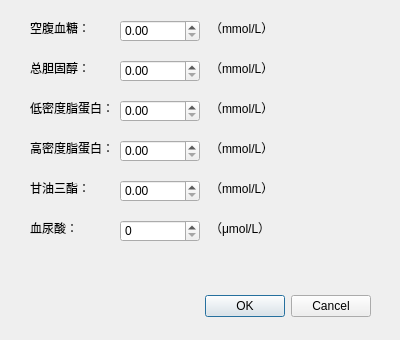
Old version of the form frontend/Forms/labtestredialog.ui in the repository Felis1204/OmniHealth_Profiler.
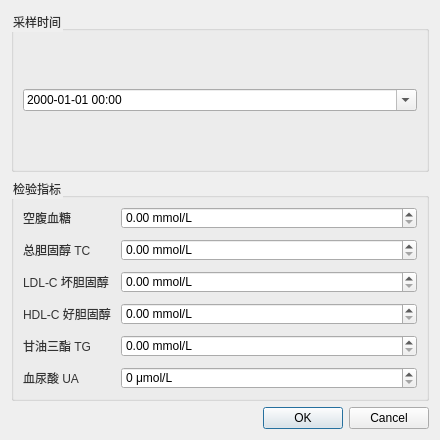
New version of the form.

```diff
--- a/frontend/Forms/labtestredialog.ui
+++ b/frontend/Forms/labtestredialog.ui
@@ -2,285 +2,33 @@
 <ui version="4.0">
  <class>LabTestReDialog</class>
  <widget class="QDialog" name="LabTestReDialog">
-  <property name="geometry">
-   <rect>
-    <x>0</x>
-    <y>0</y>
-    <width>400</width>
-    <height>340</height>
-   </rect>
-  </property>
-  <property name="windowTitle">
-   <string>临床检验记录</string>
-  </property>
-  <widget class="QDialogButtonBox" name="buttonBox">
-   <property name="geometry">
-    <rect>
-     <x>30</x>
-     <y>290</y>
-     <width>341</width>
-     <height>32</height>
-    </rect>
-   </property>
-   <property name="orientation">
-    <enum>Qt::Orientation::Horizontal</enum>
-   </property>
-   <property name="standardButtons">
-    <set>QDialogButtonBox::StandardButton::Cancel|QDialogButtonBox::StandardButton::Ok</set>
-   </property>
-  </widget>
-  <widget class="QLabel" name="label">
-   <property name="geometry">
-    <rect>
-     <x>30</x>
-     <y>20</y>
-     <width>81</width>
-     <height>16</height>
-    </rect>
-   </property>
-   <property name="text">
-    <string>空腹血糖：</string>
-   </property>
-  </widget>
-  <widget class="QDoubleSpinBox" name="fastingGlucoseSpinBox">
-   <property name="geometry">
-    <rect>
-     <x>120</x>
-     <y>20</y>
-     <width>80</width>
-     <height>22</height>
-    </rect>
-   </property>
-   <property name="decimals">
-    <number>2</number>
-   </property>
-   <property name="maximum">
-    <double>100.000000000000000</double>
-   </property>
-  </widget>
-  <widget class="QLabel" name="label_2">
-   <property name="geometry">
-    <rect>
-     <x>210</x>
-     <y>20</y>
-     <width>61</width>
-     <height>16</height>
-    </rect>
-   </property>
-   <property name="text">
-    <string>（mmol/L）</string>
-   </property>
-  </widget>
-  <widget class="QLabel" name="label_3">
-   <property name="geometry">
-    <rect>
-     <x>30</x>
-     <y>60</y>
-     <width>81</width>
-     <height>16</height>
-    </rect>
-   </property>
-   <property name="text">
-    <string>总胆固醇：</string>
-   </property>
-  </widget>
-  <widget class="QDoubleSpinBox" name="totalCholesterolSpinBox">
-   <property name="geometry">
-    <rect>
-     <x>120</x>
-     <y>60</y>
-     <width>80</width>
-     <height>22</height>
-    </rect>
-   </property>
-   <property name="decimals">
-    <number>2</number>
-   </property>
-   <property name="maximum">
-    <double>100.000000000000000</double>
-   </property>
-  </widget>
-  <widget class="QLabel" name="label_4">
-   <property name="geometry">
-    <rect>
-     <x>210</x>
-     <y>60</y>
-     <width>61</width>
-     <height>16</height>
-    </rect>
-   </property>
-   <property name="text">
-    <string>（mmol/L）</string>
-   </property>
-  </widget>
-  <widget class="QLabel" name="label_5">
-   <property name="geometry">
-    <rect>
-     <x>30</x>
-     <y>100</y>
-     <width>81</width>
-     <height>16</height>
-    </rect>
-   </property>
-   <property name="text">
-    <string>低密度脂蛋白：</string>
-   </property>
-  </widget>
-  <widget class="QDoubleSpinBox" name="ldlSpinBox">
-   <property name="geometry">
-    <rect>
-     <x>120</x>
-     <y>100</y>
-     <width>80</width>
-     <height>22</height>
-    </rect>
-   </property>
-   <property name="decimals">
-    <number>2</number>
-   </property>
-   <property name="maximum">
-    <double>100.000000000000000</double>
-   </property>
-  </widget>
-  <widget class="QLabel" name="label_6">
-   <property name="geometry">
-    <rect>
-     <x>210</x>
-     <y>100</y>
-     <width>61</width>
-     <height>16</height>
-    </rect>
-   </property>
-   <property name="text">
-    <string>（mmol/L）</string>
-   </property>
-  </widget>
-  <widget class="QLabel" name="label_7">
-   <property name="geometry">
-    <rect>
-     <x>30</x>
-     <y>140</y>
-     <width>81</width>
-     <height>16</height>
-    </rect>
-   </property>
-   <property name="text">
-    <string>高密度脂蛋白：</string>
-   </property>
-  </widget>
-  <widget class="QDoubleSpinBox" name="hdlSpinBox">
-   <property name="geometry">
-    <rect>
-     <x>120</x>
-     <y>140</y>
-     <width>80</width>
-     <height>22</height>
-    </rect>
-   </property>
-   <property name="decimals">
-    <number>2</number>
-   </property>
-   <property name="maximum">
-    <double>100.000000000000000</double>
-   </property>
-  </widget>
-  <widget class="QLabel" name="label_8">
-   <property name="geometry">
-    <rect>
-     <x>210</x>
-     <y>140</y>
-     <width>61</width>
-     <height>16</height>
-    </rect>
-   </property>
-   <property name="text">
-    <string>（mmol/L）</string>
-   </property>
-  </widget>
-  <widget class="QLabel" name="label_9">
-   <property name="geometry">
-    <rect>
-     <x>30</x>
-     <y>180</y>
-     <width>81</width>
-     <height>16</height>
-    </rect>
-   </property>
-   <property name="text">
-    <string>甘油三酯：</string>
-   </property>
-  </widget>
-  <widget class="QDoubleSpinBox" name="triglyceridesSpinBox">
-   <property name="geometry">
-    <rect>
-     <x>120</x>
-     <y>180</y>
-     <width>80</width>
-     <height>22</height>
-    </rect>
-   </property>
-   <property name="decimals">
-    <number>2</number>
-   </property>
-   <property name="maximum">
-    <double>100.000000000000000</double>
-   </property>
-  </widget>
-  <widget class="QLabel" name="label_10">
-   <property name="geometry">
-    <rect>
-     <x>210</x>
-     <y>180</y>
-     <width>61</width>
-     <height>16</height>
-    </rect>
-   </property>
-   <property name="text">
-    <string>（mmol/L）</string>
-   </property>
-  </widget>
-  <widget class="QLabel" name="label_11">
-   <property name="geometry">
-    <rect>
-     <x>30</x>
-     <y>220</y>
-     <width>81</width>
-     <height>16</height>
-    </rect>
-   </property>
-   <property name="text">
-    <string>血尿酸：</string>
-   </property>
-  </widget>
-  <widget class="QDoubleSpinBox" name="uricAcidSpinBox">
-   <property name="geometry">
-    <rect>
-     <x>120</x>
-     <y>220</y>
-     <width>80</width>
-     <height>22</height>
-    </rect>
-   </property>
-   <property name="decimals">
-    <number>0</number>
-   </property>
-   <property name="maximum">
-    <double>3000.000000000000000</double>
-   </property>
-  </widget>
-  <widget class="QLabel" name="label_12">
-   <property name="geometry">
-    <rect>
-     <x>210</x>
-     <y>220</y>
-     <width>61</width>
-     <height>16</height>
-    </rect>
-   </property>
-   <property name="text">
-    <string>（μmol/L）</string>
-   </property>
-  </widget>
+  <property name="geometry"><rect><x>0</x><y>0</y><width>440</width><height>440</height></rect></property>
+  <property name="windowTitle"><string>临床检验记录</string></property>
+  <property name="minimumSize"><size><width>400</width><height>400</height></size></property>
+  <property name="styleSheet"><string>QLabel { color: #333; } QGroupBox { color: #333; }</string></property>
+  <layout class="QVBoxLayout" name="mainLayout">
+   <item><widget class="QGroupBox" name="timeGroup"><property name="title"><string>采样时间</string></property>
+    <layout class="QHBoxLayout"><item><widget class="QDateTimeEdit" name="dateTimeEdit"><property name="calendarPopup"><bool>true</bool></property><property name="displayFormat"><string>yyyy-MM-dd HH:mm</string></property></widget></item></layout>
+   </widget></item>
+   <item><widget class="QGroupBox" name="dataGroup"><property name="title"><string>检验指标</string></property>
+    <layout class="QFormLayout" name="formLayout">
+     <property name="spacing"><number>10</number></property>
+     <item row="0" column="0"><widget class="QLabel" name="label"><property name="text"><string>空腹血糖</string></property></widget></item>
+     <item row="0" column="1"><widget class="QDoubleSpinBox" name="fastingGlucoseSpinBox"><property name="decimals"><number>2</number></property><property name="maximum"><double>100</double></property><property name="suffix"><string> mmol/L</string></property><property name="toolTip"><string notr="true">留空或为 0 表示不记录此项</string></property><property name="toolTip"><string>正常 3.9-6.1，≥7.0 需排查糖尿病</string></property></widget></item>
+     <item row="1" column="0"><widget class="QLabel" name="label_3"><property name="text"><string>总胆固醇 TC</string></property></widget></item>
+     <item row="1" column="1"><widget class="QDoubleSpinBox" name="totalCholesterolSpinBox"><property name="decimals"><number>2</number></property><property name="maximum"><double>100</double></property><property name="suffix"><string> mmol/L</string></property><property name="toolTip"><string notr="true">留空或为 0 表示不记录此项</string></property><property name="toolTip"><string>理想 &lt;5.2，边缘升高 5.2-6.2</string></property></widget></item>
+     <item row="2" column="0"><widget class="QLabel" name="label_5"><property name="text"><string>LDL-C 坏胆固醇</string></property></widget></item>
+     <item row="2" column="1"><widget class="QDoubleSpinBox" name="ldlSpinBox"><property name="decimals"><number>2</number></property><property name="maximum"><double>100</double></property><property name="suffix"><string> mmol/L</string></property><property name="toolTip"><string notr="true">留空或为 0 表示不记录此项</string></property><property name="toolTip"><string>理想 &lt;3.4，高危人群应 &lt;2.6</string></property></widget></item>
+     <item row="3" column="0"><widget class="QLabel" name="label_7"><property name="text"><string>HDL-C 好胆固醇</string></property></widget></item>
+     <item row="3" column="1"><widget class="QDoubleSpinBox" name="hdlSpinBox"><property name="decimals"><number>2</number></property><property name="maximum"><double>100</double></property><property name="suffix"><string> mmol/L</string></property><property name="toolTip"><string notr="true">留空或为 0 表示不记录此项</string></property><property name="toolTip"><string>男 ≥1.0，女 ≥1.3 为理想</string></property></widget></item>
+     <item row="4" column="0"><widget class="QLabel" name="label_9"><property name="text"><string>甘油三酯 TG</string></property></widget></item>
+     <item row="4" column="1"><widget class="QDoubleSpinBox" name="triglyceridesSpinBox"><property name="decimals"><number>2</number></property><property name="maximum"><double>100</double></property><property name="suffix"><string> mmol/L</string></property><property name="toolTip"><string notr="true">留空或为 0 表示不记录此项</string></property><property name="toolTip"><string>理想 &lt;1.7，升高 ≥1.7</string></property></widget></item>
+     <item row="5" column="0"><widget class="QLabel" name="label_11"><property name="text"><string>血尿酸 UA</string></property></widget></item>
+     <item row="5" column="1"><widget class="QDoubleSpinBox" name="uricAcidSpinBox"><property name="decimals"><number>0</number></property><property name="maximum"><double>3000</double></property><property name="suffix"><string> μmol/L</string></property><property name="toolTip"><string notr="true">留空或为 0 表示不记录此项</string></property><property name="toolTip"><string>男 &lt;420，女 &lt;360 μmol/L</string></property></widget></item>
+    </layout>
+   </widget></item>
+   <item><widget class="QDialogButtonBox" name="buttonBox"><property name="standardButtons"><set>QDialogButtonBox::Ok|QDialogButtonBox::Cancel</set></property></widget></item>
+  </layout>
  </widget>
  <resources/>
  <connections>
```
Left out of the diff: 34 changed lines with no effect on the pictures.
